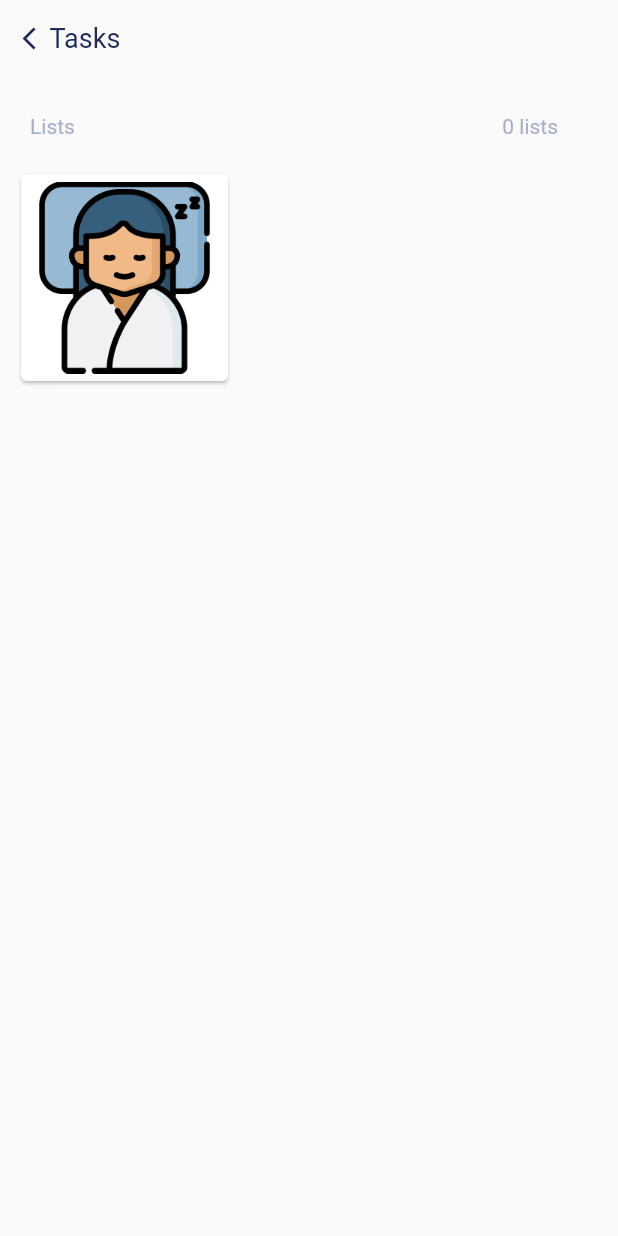
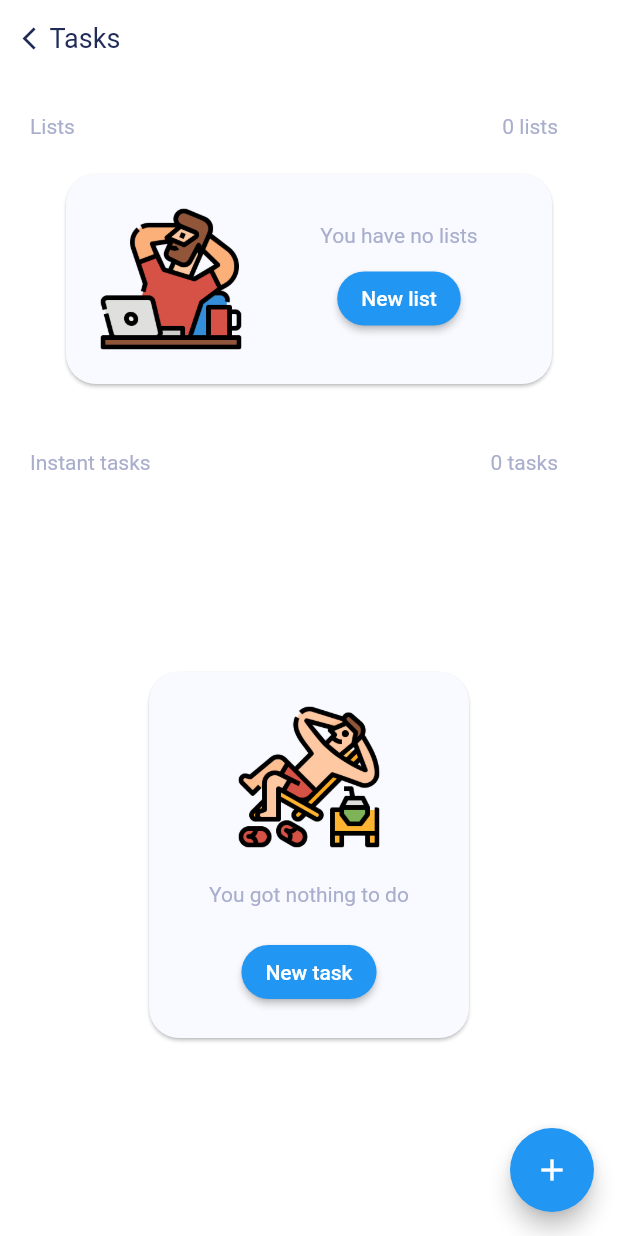
Before and after one commit to josuegerardo96/ToDo, a Flutter app: the screen it shows after launch, on a phone screen of 412 x 824 dp. Run offline on Flutter 3.47's test engine with Material 2 defaults, Android fonts, the light colour scheme and no system bars.

Commit message:
Design of the first screen done!

```diff
--- a/lib/main.dart
+++ b/lib/main.dart
@@ -1,7 +1,7 @@
 import 'dart:ui';
-
 import 'package:flutter/material.dart';
 import 'package:flutter/services.dart';
+import 'visual/main_visual.dart';
 
 void main() {
   runApp(new MaterialApp(
@@ -20,7 +20,7 @@ class _main_screenState extends State<main_screen> {
   Widget build(BuildContext context) {
 
 
-
+    // Change statusBar color
     SystemChrome.setSystemUIOverlayStyle(
         SystemUiOverlayStyle(
           statusBarColor: Color(0xff1B76FF),
@@ -31,79 +31,56 @@ class _main_screenState extends State<main_screen> {
 
     return Scaffold(
 
+      //start the screen
       body: SafeArea(
-
         child: Container(
 
+          // Background color
+          color: Color(0xffFFFFFF),
+          // it divides all the elements into a column
           child: Column(
-
+            // The full column will take all the space in the
+            crossAxisAlignment: CrossAxisAlignment.stretch,
             children: <Widget>[
 
-              //Primera línea, texto de la app
+
+              // Line 1
+              title(),
+
+              // Line 2
+              line_text("Lists", "0 lists"),
+
+              // Línea 3 de elementos en lista
               Padding(
-                padding: EdgeInsets.only(top: 15.0, left:15.0),
+                padding: EdgeInsets.only(
+                  top:20.0,
+                  left: 10.0,
+                  right: 10.0),
+                child: Row(
+                  children: <Widget>[
+
+                    // When there are lists
+
+                    // When they are NOT lists
+                    no_lists()
 
 
-                child: Row(
-                  children: <Widget>[
-                    new Icon(
-                      Icons.arrow_back_ios,
-                      color: Color(0xff202B57),
-                      size: 18.0),
-
-                    new Text(
-                      "Tasks",
-                      style: TextStyle(
-                        fontSize: 18.0,
-                        color: Color(0xff202B57),
-                      ),
-                    )
-                  ],
-                )
-              ),
-
-              //Second line
-
-              Padding(
-                padding: EdgeInsets.only(top: 40.0, left: 20.0, right: 40.0),
-
-                child: Row(
-                  children: <Widget>[
-                    Expanded(
-                      child: new Text("Lists", style: TextStyle(fontSize: 14.0, color: Color(0xffA9AECD)))),
-                    new Text("0 lists", style: TextStyle(fontSize: 14.0, color: Color(0xffA9AECD)))
                   ],
                 ),
               ),
 
 
 
-              Padding(
-                padding: EdgeInsets.only(top:20.0, left: 10.0, right: 10.0),
-                child: Row(
-                  children: <Widget>[
 
 
-                    // Cuando está vacío entonces pongo esto
-                    Card(
-                      child: Row(
-                        children: <Widget>[
-                          Padding(
-                            padding: EdgeInsets.all(5.0),
-                            child: Image(
-                              image: AssetImage('assets/relax2.png'),
-                              width: 128,
-                              height: 128,
-                            ),
-                            )
-                        ],
-                      ),
-                    )
 
-                  ],
-                ),
-              )
+              // Línea 4
+              line_text("Instant tasks", "0 tasks"),
 
+
+
+              // When -instant tasks- is empty
+              no_instant_tasks(),
 
 
 
@@ -112,12 +89,25 @@ class _main_screenState extends State<main_screen> {
 
 
             ],
+          ),
+
+
+        ),
+      ),
+
+      floatingActionButton: FloatingActionButton(
+        onPressed: spider,
+        child: Icon(
+          Icons.add, color: Color(0xffFFFFFF),
+        ),),
 
 
 
-            ),
-          ),
-      ),
     );
   }
 }
+
+
+void spider(){
+
+}
--- /dev/null
+++ b/lib/visual/main_visual.dart
@@ -0,0 +1,262 @@
+import 'dart:ui';
+import 'package:flutter/material.dart';
+import '../main.dart';
+
+
+
+
+// The title
+class title extends StatelessWidget{
+  @override
+  Widget build(BuildContext context) {
+    return Padding(
+
+            padding: EdgeInsets.only(top: 15.0, left:15.0),
+
+
+            child: Row(
+              children: <Widget>[
+                new Icon(
+                  Icons.arrow_back_ios,
+                  color: Color(0xff202B57),
+                  size: 18.0),
+
+                new Text(
+                  "Tasks",
+                  style: TextStyle(
+                    fontSize: 18.0,
+                    color: Color(0xff202B57),
+                  ),
+                )
+              ],
+            )
+          );
+  }
+}
+
+
+
+
+
+
+// Lines of text like:    Lists ............. 0 lists
+class line_text extends StatelessWidget{
+  String text;
+  String count_text;
+  line_text(this.text, this.count_text);
+
+
+  @override
+  Widget build(BuildContext context) {
+    return Padding(
+                padding: EdgeInsets.only(top: 40.0, left: 20.0, right: 40.0),
+
+                child: Row(
+                  children: <Widget>[
+
+                    Expanded(
+                      child: new Text(
+                        this.text,
+                        style: TextStyle(
+                          fontSize: 14.0,
+                          color: Color(0xffA9AECD)
+                        )
+                      )
+                    ),
+
+
+                    Text(
+                      this.count_text,
+                      style: TextStyle(
+                        fontSize: 14.0,
+                        color: Color(0xffA9AECD)
+                      )
+                    )
+                  ],
+                ),
+              );
+
+  }
+}
+
+
+
+
+
+
+
+
+// Card shown when there is any list created
+class no_lists extends StatelessWidget{
+  @override
+  Widget build(BuildContext context) {
+    return Expanded(
+                      child: Padding(
+                        padding: EdgeInsets.symmetric(horizontal: 30.0),
+
+
+                        child: Card(
+
+                          shape: RoundedRectangleBorder(
+                            borderRadius: BorderRadius.circular(20.0)
+                          ),
+
+                          color: Color(0xffF9FAFF),
+
+
+
+                          child: Padding(
+                            padding: EdgeInsets.symmetric(horizontal: 10.0, vertical: 10.0),
+                            child: Row(
+                              children: <Widget>[
+
+
+                                Padding(
+                                  padding: EdgeInsets.all(10.0),
+                                  child: Image(
+                                      image: AssetImage('assets/relax.png'),
+                                      width: 100,
+                                      height: 100,
+                                  ),
+                                ),
+
+
+
+                                Expanded(
+                                  child: Column(
+
+                                    children: <Widget>[
+                                      Text(
+                                        "You have no lists",
+                                        style: TextStyle(
+                                          fontSize: 14.0,
+                                          color: Color(0xffA9AECD)
+                                        ),
+                                      ),
+
+                                      Padding(
+                                        padding: EdgeInsets.only(top:10.0),
+                                        child: ElevatedButton(
+                                          style: ElevatedButton.styleFrom(
+                                            shape: new RoundedRectangleBorder(
+                                              borderRadius: new BorderRadius.circular(30.0),
+                                            ),
+                                          ),
+                                          onPressed: spider,
+                                          child: new Text("New list", style: TextStyle(fontSize: 14.0, color: Color(0xffFFFFFF)))),
+                                      )
+
+
+
+
+
+
+
+                                    ]
+                                  ),
+                                )
+
+
+
+                              ],
+                            ),
+                          ),
+                        ),
+                      ),
+                    );
+  }
+}
+
+
+
+
+class no_instant_tasks extends StatelessWidget{
+  @override
+  Widget build(BuildContext context) {
+
+
+    return Expanded(
+
+
+        child: Container(
+            child: Column(
+              mainAxisAlignment: MainAxisAlignment.center,
+              children: <Widget>[
+
+                Card(
+                    color: Color(0xffF9FAFF),
+                    shape: RoundedRectangleBorder(
+                      borderRadius: BorderRadius.circular(20.0)
+                    ),
+
+                    child: Padding(
+                      padding: EdgeInsets.symmetric(vertical:20.0, horizontal: 40.0),
+                      child: Column(
+                        children: <Widget>[
+
+
+                          Image(
+                            image: AssetImage('assets/relax3.png'),
+                            height: 100,
+                            width: 100,
+                          ),
+
+                          SizedBox(height: 20.0),
+
+                          Text(
+                            "You got nothing to do",
+                            style: TextStyle(
+                              fontSize: 14.0,
+                              color: Color(0xffA9AECD)
+                            ),
+                          ),
+
+
+
+                          SizedBox(height: 20.0),
+
+
+                          ElevatedButton(
+                            onPressed: spider,
+                            style: ElevatedButton.styleFrom(
+                              shape: new RoundedRectangleBorder(
+                                borderRadius: new BorderRadius.circular(20.0))),
+                            child: new Text(
+                              "New task",
+                              style: TextStyle(
+                                fontSize: 14.0,
+                                color: Color(0xffFFFFFF),
+
+                              ),
+
+                            )
+                          )
+
+
+
+
+
+
+
+                        ],
+                      ),
+                    )
+
+                )
+
+
+
+              ],
+            ),
+
+
+
+
+
+
+
+
+        ),
+              );
+  }
+}
```
